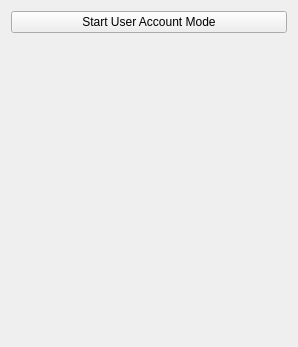
First picture: the form in OpenLIFULogin/Resources/UI/OpenLIFULogin.ui, repository OpenwaterHealth/SlicerOpenLIFU, before the edit.
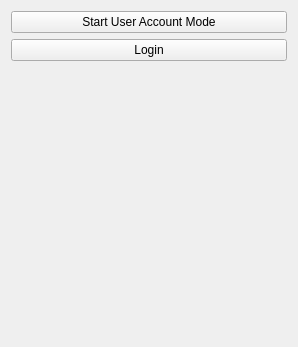
Second picture: the form after the edit. Custom widgets are drawn as their Qt base class.

Commit message:
Add simple login button that uses bcrypt pw_hash (#172)
- Modify the username/password dialog to use hidden characters
  for passwords
- Salt and hash the password immediately upon typing
- Add necessary imports for using bcrypt_lz() in slicer

Diff of the .ui file:
```diff
--- a/OpenLIFULogin/Resources/UI/OpenLIFULogin.ui
+++ b/OpenLIFULogin/Resources/UI/OpenLIFULogin.ui
@@ -24,6 +24,13 @@
      </property>
     </widget>
    </item>
+    <item>
+      <widget class="QPushButton" name="loginButton">
+        <property name="text">
+          <string>Login</string>
+        </property>
+      </widget>
+    </item>
    <item>
     <spacer name="verticalSpacer">
      <property name="orientation">
```
The commit also changes 2 other files.
